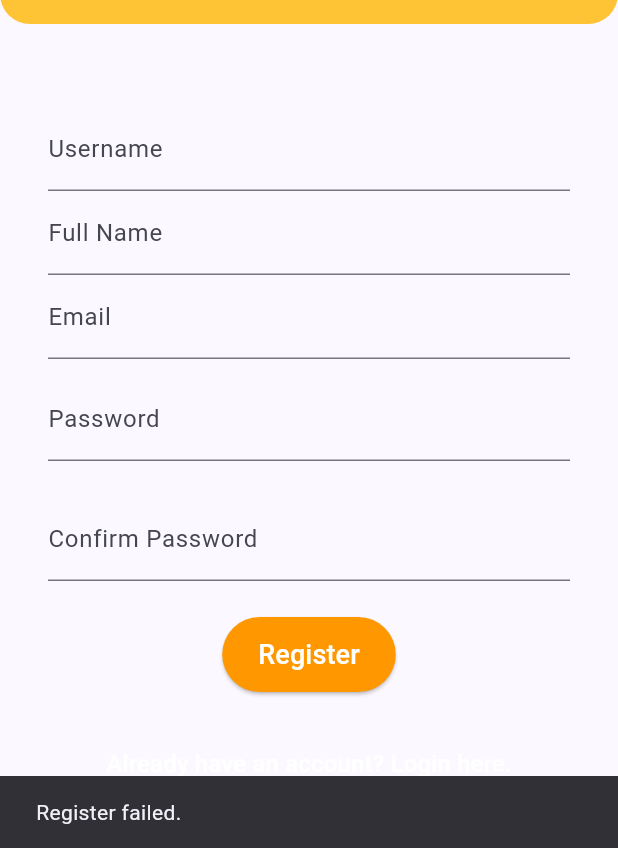
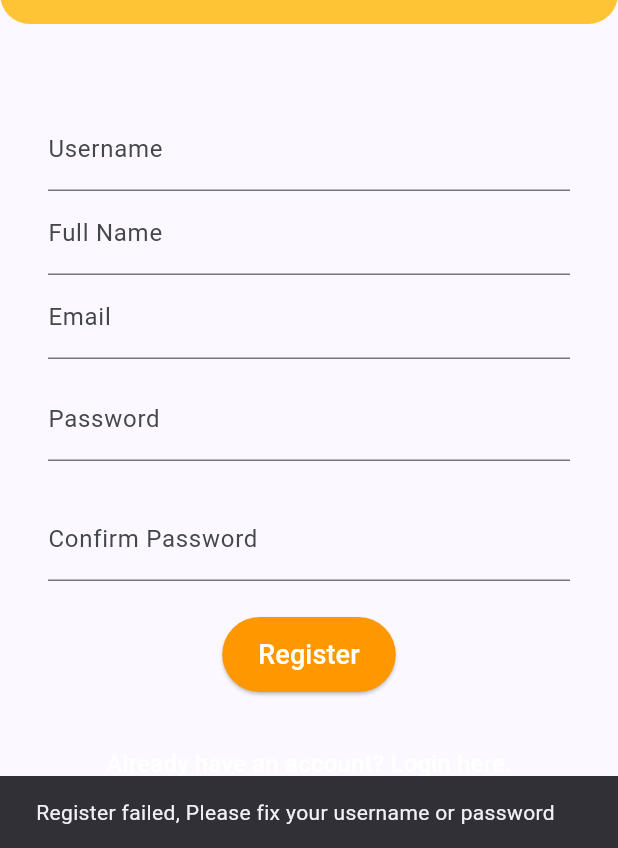
Before and after one commit to PBPK6/BookHaven-mobile, a Flutter app: the RegisterPage screen opened directly, after a tap on "Register", on a phone screen of 412 x 824 dp, the part 388-1236 px from its top. Run offline on Flutter 3.47's test engine with Material 3 defaults, Android fonts, the phone set to English and light mode, and no system bars; missing offline and left inert: dart:html, pbp_django_auth.

Commit message:
95% done

```diff
--- a/lib/screens/register.dart
+++ b/lib/screens/register.dart
@@ -146,7 +146,8 @@ class _RegisterPageState extends State<RegisterPage> {
                       ..hideCurrentSnackBar()
                       ..showSnackBar(
                         SnackBar(
-                          content: Text('Register failed.'),
+                          content: Text(
+                              'Register failed, Please fix your username or password'),
                         ),
                       );
                   }
```
